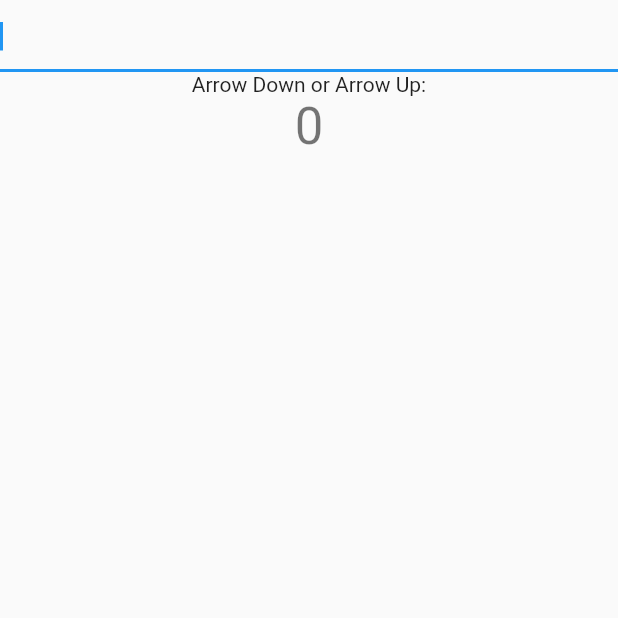
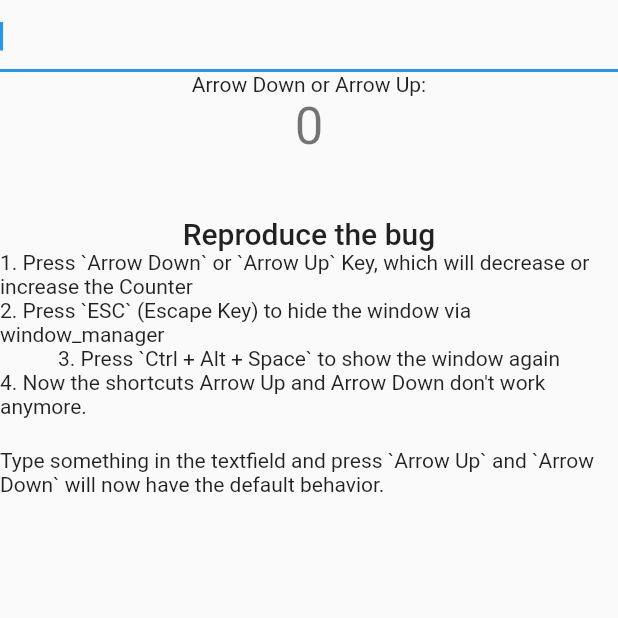
Before and after one commit to tonka3000/flutter_shortcuts_bug, a Flutter app: the screen it shows after launch, on a phone screen of 412 x 824 dp, the top half of it. Run offline on Flutter 3.47's test engine with Material 2 defaults, Android fonts, the phone set to English and light mode, and no system bars; missing offline and left inert: hotkey_manager, window_manager.

Commit message:
add reproduce text

```diff
--- a/lib/main.dart
+++ b/lib/main.dart
@@ -35,7 +35,8 @@ Future<void> initGlobalHotkeys() async {
 void main() async {
   WidgetsFlutterBinding.ensureInitialized();
   if (isDesktop) {
-    await WindowManager.instance.ensureInitialized();
+    await windowManager.ensureInitialized();
+    //await WindowManager.instance.ensureInitialized();
     windowManager.waitUntilReadyToShow().then((_) async {
       await windowManager.setTitleBarStyle(
         TitleBarStyle.hidden,
@@ -116,6 +117,30 @@ class _MyHomePageState extends State<MyHomePage> {
                   '$_counter',
                   style: Theme.of(context).textTheme.headlineMedium,
                 ),
+                Padding(
+                    padding: const EdgeInsets.symmetric(vertical: 40),
+                    child: Column(
+                      children: [
+                        Text(
+                          "Reproduce the bug",
+                          style: Theme.of(context).textTheme.titleLarge,
+                        ),
+                        const Text(
+                            "1. Press `Arrow Down` or `Arrow Up` Key, which will decrease or increase the Counter"),
+                        const Text(
+                            "2. Press `ESC` (Escape Key) to hide the window via window_manager"),
+                        const Text(
+                            "3. Press `Ctrl + Alt + Space` to show the window again"),
+                        const Text(
+                            "4. Now the shortcuts Arrow Up and Arrow Down don't work anymore."),
+                        const SizedBox(
+                          height: 20,
+                        ),
+                        const Text(
+                          "Type something in the textfield and press `Arrow Up` and `Arrow Down` will now have the default behavior.",
+                        )
+                      ],
+                    ))
               ],
             ))));
   }
```
Also changed, not shown: 1 other file.
